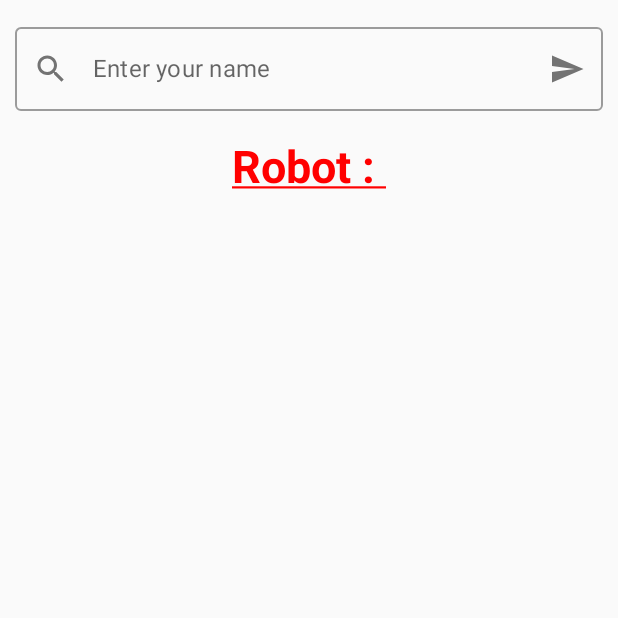
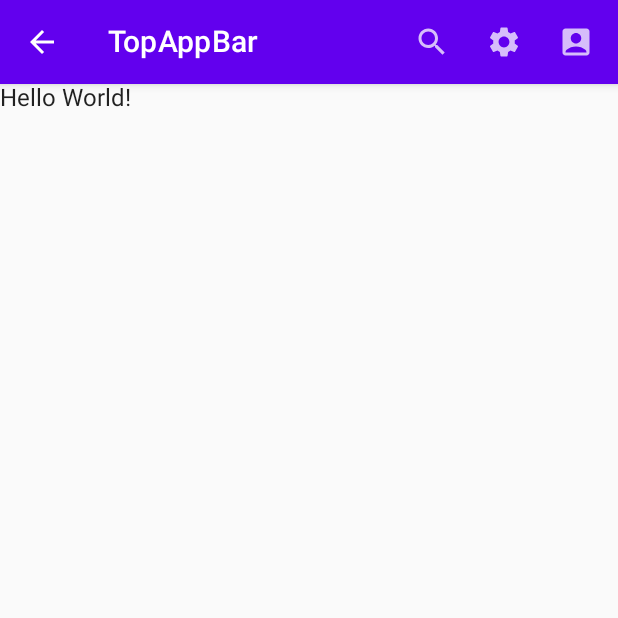
Before and after one commit to NewTurn2017/Android-Compose-Base, an Android app built with Jetpack Compose: the screen it shows after launch (MainActivity), on a phone screen of 412 x 824 dp, the top half of it. Run offline under Robolectric (Android 15) with nearby library versions, the phone set to English and light mode, and no system bars.

```diff
--- a/app/src/main/java/com/compose/composebase/MainActivity.kt
+++ b/app/src/main/java/com/compose/composebase/MainActivity.kt
@@ -12,10 +12,7 @@ import androidx.compose.foundation.shape.CircleShape
 import androidx.compose.foundation.shape.RoundedCornerShape
 import androidx.compose.material.*
 import androidx.compose.material.icons.Icons
-import androidx.compose.material.icons.filled.Add
-import androidx.compose.material.icons.filled.Search
-import androidx.compose.material.icons.filled.Send
-import androidx.compose.material.icons.filled.Settings
+import androidx.compose.material.icons.filled.*
 import androidx.compose.runtime.*
 import androidx.compose.ui.Alignment
 import androidx.compose.ui.Modifier
@@ -41,41 +38,46 @@ class MainActivity : ComponentActivity() {
 
         setContent {
             ComposeBaseTheme {
-                Greeting()
+                TopBarEx()
             }
         }
     }
 }
 
 @Composable
-fun Greeting() {
+fun TopBarEx(name: String = "World") {
 
-    val (name, setName) = remember { mutableStateOf("") }
-    // TextField and Text in Column
-    Column() {
-        OutlinedTextField(
-            value = name,
-            onValueChange = { setName(it) },
-            label = { Text(text = "Enter your name") },
-            leadingIcon = { Icon(Icons.Filled.Search, contentDescription = "Search") },
-            trailingIcon = { Icon(Icons.Filled.Send, contentDescription = "Send") },
-            modifier = Modifier
-                .fillMaxWidth()
-                .padding(10.dp)
+
+    Column {
+        TopAppBar(
+            title = { Text(text = "TopAppBar") },
+            navigationIcon = {
+                IconButton(
+                    onClick = { /*TODO*/ },
+                ) {
+                    Icon(Icons.Filled.ArrowBack, contentDescription = "back")
+                }
+            },
+            actions = {
+                IconButton(
+                    onClick = { /*TODO*/ },
+                ) {
+                    Icon(Icons.Filled.Search, contentDescription = "search")
+                }
+                IconButton(
+                    onClick = { /*TODO*/ },
+                ) {
+                    Icon(Icons.Filled.Settings, contentDescription = "settings")
+                }
+                IconButton(
+                    onClick = { /*TODO*/ },
+                ) {
+                    Icon(Icons.Filled.AccountBox, contentDescription = "account")
+                }
+            }
         )
 
-        Text(
-            text = "Robot : $name",
-            fontSize = 30.sp,
-            fontWeight = FontWeight.Bold,
-            fontFamily = FontFamily.SansSerif,
-            color = Color.Red,
-            textAlign = TextAlign.Center,
-            textDecoration = TextDecoration.Underline,
-            modifier = Modifier
-                .fillMaxWidth()
-                .padding(10.dp)
-        )
+        Text(text = "Hello $name!")
     }
 
 }
@@ -85,6 +87,6 @@ fun Greeting() {
 @Composable
 fun DefaultPreview() {
     ComposeBaseTheme {
-        Greeting()
+        TopBarEx()
     }
 }
```
